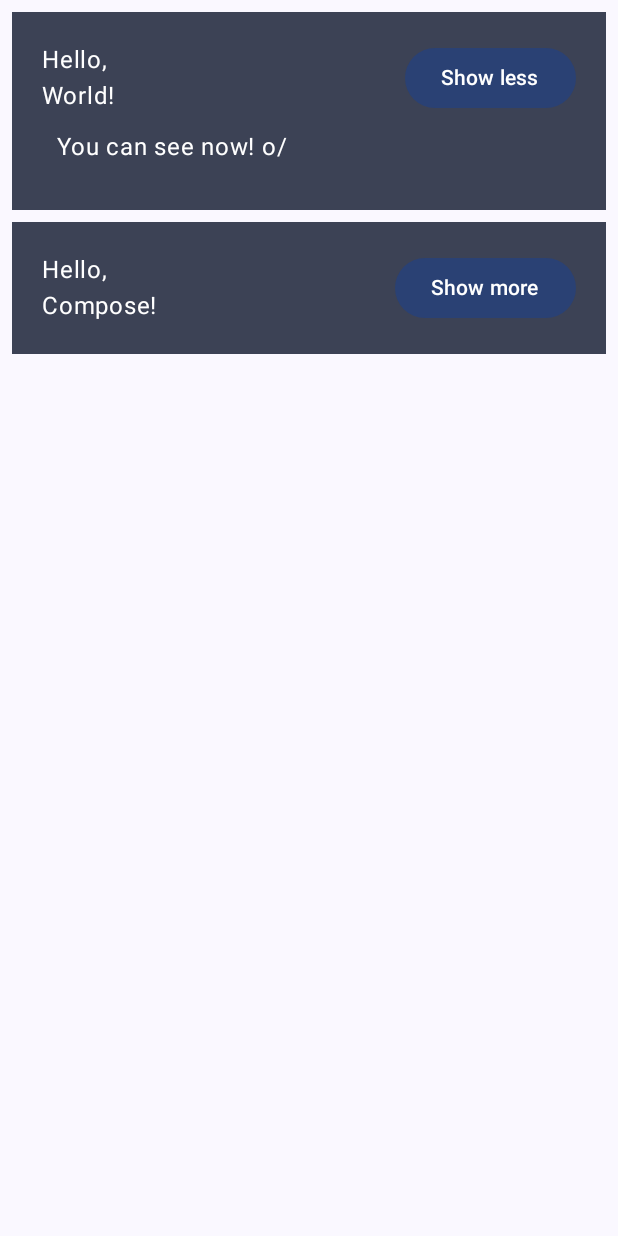
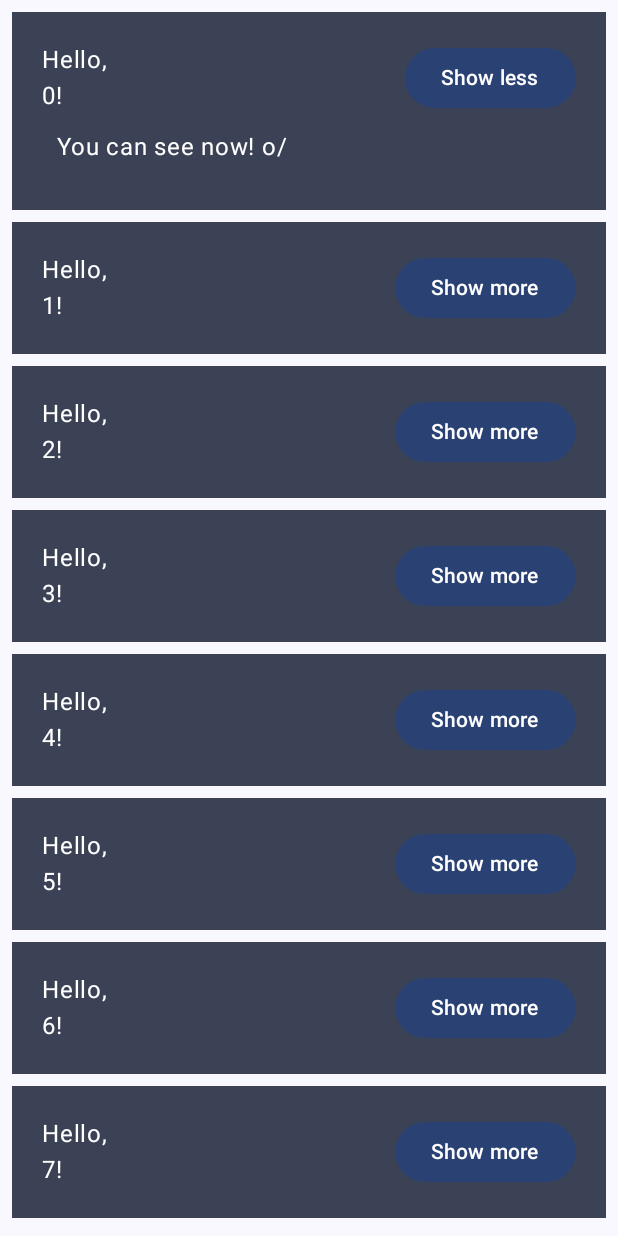
Before and after one commit to agathaappb/ComposeCodeLabs, an Android app built with Jetpack Compose: the composable Greetings shown on its own in the app's theme, after a tap on "Show more", on a phone screen of 412 x 824 dp. Run offline under Robolectric (Android 15) with nearby library versions, the phone set to English and light mode, and no system bars.

Commit message:
Utilizando LazyColumn

```diff
--- a/app/src/main/java/com/example/composecodelabs/MainActivity.kt
+++ b/app/src/main/java/com/example/composecodelabs/MainActivity.kt
@@ -8,9 +8,9 @@ import androidx.compose.foundation.layout.Column
 import androidx.compose.foundation.layout.Row
 import androidx.compose.foundation.layout.fillMaxSize
 import androidx.compose.foundation.layout.padding
-import androidx.compose.foundation.layout.width
+import androidx.compose.foundation.lazy.LazyColumn
+import androidx.compose.foundation.lazy.items
 import androidx.compose.material3.Button
-import androidx.compose.material3.ElevatedButton
 import androidx.compose.material3.MaterialTheme
 import androidx.compose.material3.Surface
 import androidx.compose.material3.Text
@@ -100,12 +100,12 @@ fun MyApp(modifier: Modifier = Modifier) {
 }
 
 @Composable
-private fun Greetings(
+fun Greetings(
     modifier: Modifier = Modifier,
-    names: List<String> = listOf("World", "Compose")
+    names: List<String> = List(1000){"$it"}
 ) {
-    Column(modifier = modifier.padding(vertical = 4.dp)) {
-        for (name in names) {
+    LazyColumn(modifier = modifier.padding(vertical = 4.dp)) {
+        items(items = names) { name ->
             Greeting(name = name)
         }
     }
```
